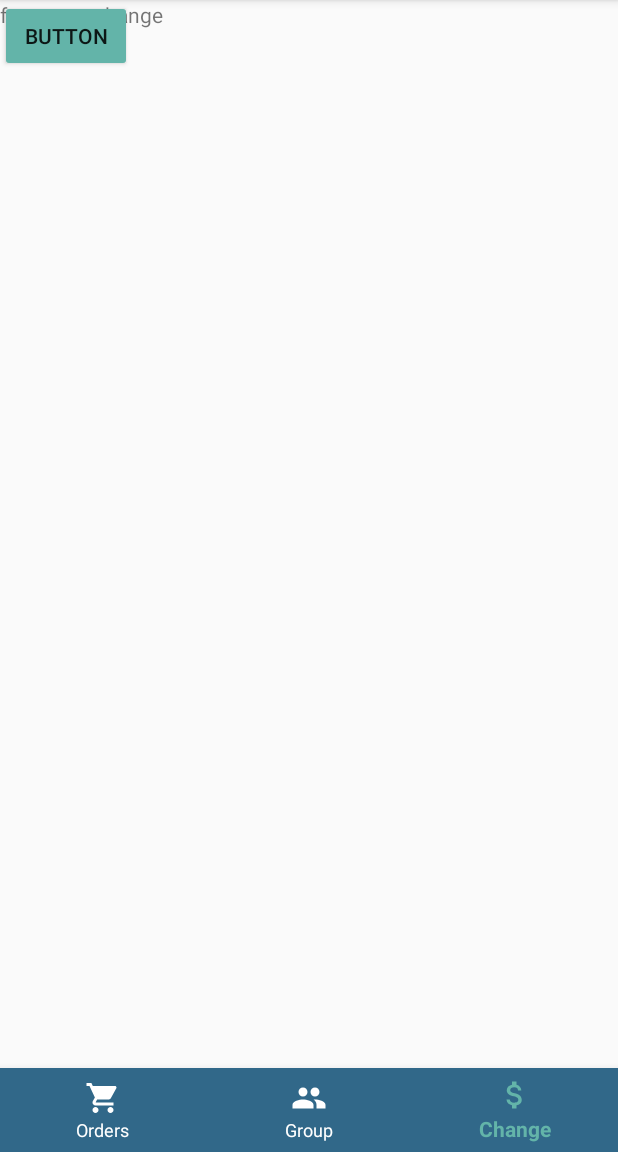
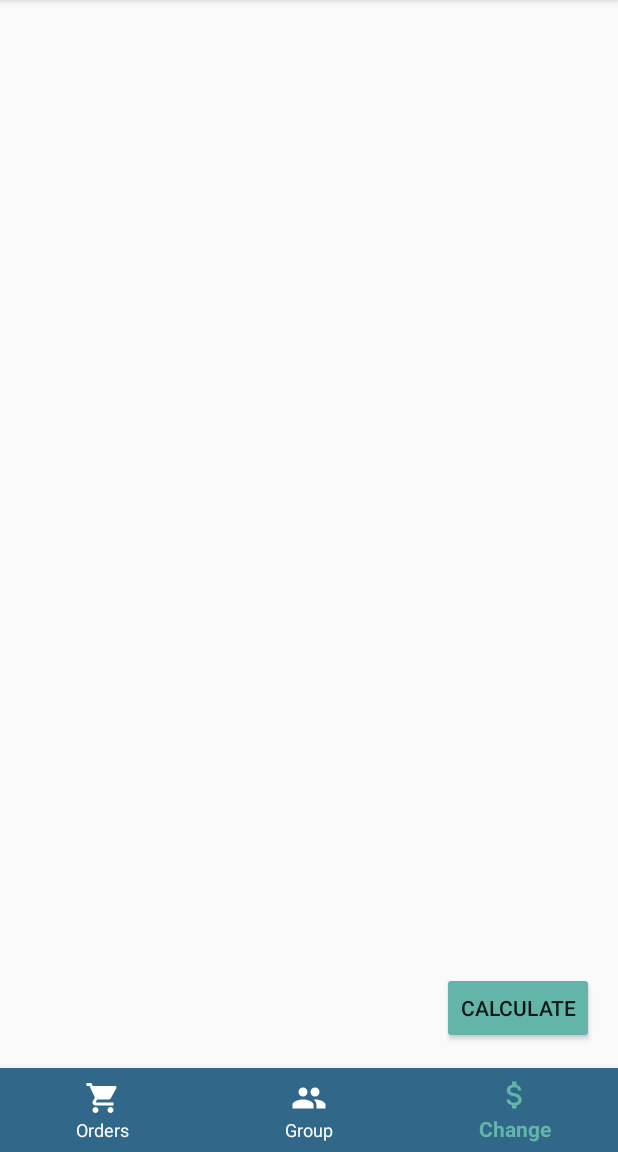
Before and after one commit to RogachevMD/ChangeManager, an Android app: the OrdersFragment screen opened directly, with no data from a screen before it, item 3 of the bottom bar chosen, on a phone screen of 412 x 824 dp, the part 84-1236 px from its top. Run offline under Robolectric (Android 15) with nearby library versions, the phone set to English and light mode, and no system bars.

Commit message:
v.07.05.1

```diff
--- a/app/src/main/java/com/topstrejiok/changemanager/fragment/ChangeFragment.java
+++ b/app/src/main/java/com/topstrejiok/changemanager/fragment/ChangeFragment.java
@@ -4,18 +4,22 @@ import android.os.Bundle;
 import android.support.annotation.NonNull;
 import android.support.annotation.Nullable;
 import android.support.v4.app.Fragment;
+import android.support.v7.widget.LinearLayoutManager;
+import android.support.v7.widget.RecyclerView;
 import android.view.LayoutInflater;
 import android.view.View;
 import android.view.ViewGroup;
 import android.widget.Button;
 
-import com.topstrejiok.changemanager.Controller.OrdersController;
 import com.topstrejiok.changemanager.R;
 import com.topstrejiok.changemanager.activity.SessionActivity;
+import com.topstrejiok.changemanager.adapter.ChangeAdapter;
 
 
 public class ChangeFragment extends Fragment {
     private  Button btn;
+    private RecyclerView recyclerView;
+    private ChangeAdapter changeAdapter;
 
     @Nullable
     @Override
@@ -32,11 +36,14 @@ public class ChangeFragment extends Fragment {
     @Override
     public void onStart() {
         super.onStart();
+        recyclerView = getView().findViewById(R.id.rvchange);
+        recyclerView.setLayoutManager(new LinearLayoutManager(getContext()));
         btn =  getView().findViewById(R.id.get_change);
         btn.setOnClickListener(new View.OnClickListener() {
             @Override
             public void onClick(View v) {
                 SessionActivity.sessionController.Calculate();
+                recyclerView.setAdapter(new ChangeAdapter());
             }
         });
     }
--- a/app/src/main/java/com/topstrejiok/changemanager/fragment/OrdersFragment.java
+++ b/app/src/main/java/com/topstrejiok/changemanager/fragment/OrdersFragment.java
@@ -112,7 +112,7 @@ public class OrdersFragment extends Fragment {
                         //ArrayList<NameItem> namess = new ArrayList<>();
                         //namess.addAll(SessionActivity.sessionController.getNameItems());
 
-                      //  ArrayList<NameItem> namess = ( ArrayList<NameItem>)SessionActivity.sessionController.getNameItems().clone();
+                        //ArrayList<NameItem> namess = ( ArrayList<NameItem>)SessionActivity.sessionController.getNameItems().clone();
                         ArrayList<NameItem> namess = new ArrayList<>();
                         for (NameItem ni:SessionActivity.sessionController.getNameItems())
                         {
--- a/app/src/main/res/layout/fragment_change.xml
+++ b/app/src/main/res/layout/fragment_change.xml
@@ -1,20 +1,31 @@
 <?xml version="1.0" encoding="utf-8"?>
-<FrameLayout xmlns:android="http://schemas.android.com/apk/res/android"
+<android.support.constraint.ConstraintLayout xmlns:android="http://schemas.android.com/apk/res/android"
+    xmlns:app="http://schemas.android.com/apk/res-auto"
     xmlns:tools="http://schemas.android.com/tools"
     android:layout_width="match_parent"
     android:layout_height="match_parent"
     tools:context=".fragment.ChangeFragment">
 
     <!-- TODO: Update blank fragment layout -->
-    <TextView
+    <android.support.v7.widget.RecyclerView
+        android:id="@+id/rvchange"
         android:layout_width="match_parent"
         android:layout_height="match_parent"
-        android:text="@string/fragment_change" />
+        android:clipToPadding="false"
+        android:paddingBottom="80dp"
+        app:layout_constraintBottom_toBottomOf="parent"
+        app:layout_constraintEnd_toEndOf="parent"
+        app:layout_constraintStart_toStartOf="parent"
+        app:layout_constraintTop_toTopOf="parent" />
 
     <Button
         android:id="@+id/get_change"
         android:layout_width="wrap_content"
-        android:layout_height="wrap_content"
-        android:text="Button" />
+        android:layout_height="48dp"
+        android:layout_marginEnd="16dp"
+        android:layout_marginBottom="16dp"
+        android:text="Calculate"
+        app:layout_constraintBottom_toBottomOf="parent"
+        app:layout_constraintEnd_toEndOf="parent" />
 
-</FrameLayout>
+</android.support.constraint.ConstraintLayout>
```
Also changed, not shown: app/src/main/java/com/topstrejiok/changemanager/Controller/OrdersController.java (+29 -41 lines), app/src/main/java/com/topstrejiok/changemanager/adapter/ChangeAdapter.java (added, +48 -0 lines), app/src/main/java/com/topstrejiok/changemanager/adapter/OrdersAdapter.java (+7 -0 lines), app/src/main/res/drawable/ic_arrow_right.xml (added, +9 -0 lines), app/src/main/res/layout/item_change.xml (added, +63 -0 lines).
